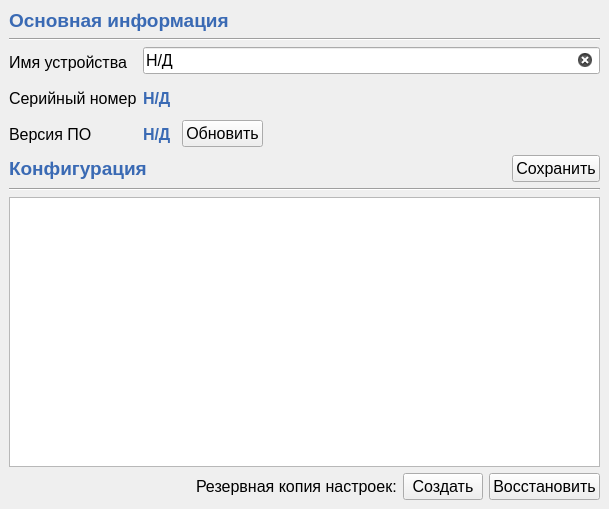
Above: src/SettingsView.ui from yuferovalex/MDM500M before the change. Below: the same form after it.
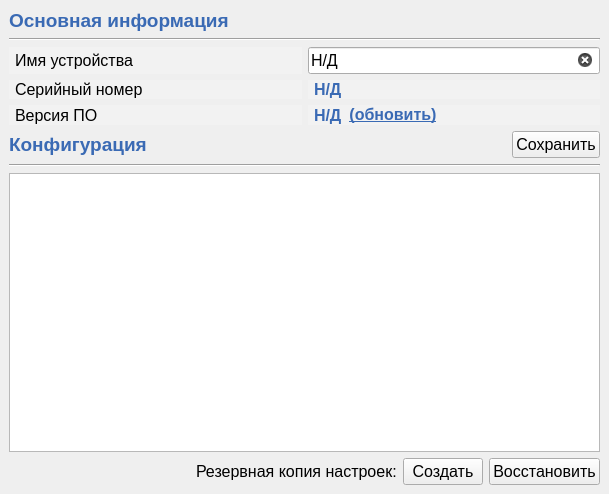
That is the form after the change.

```diff
--- a/src/SettingsView.ui
+++ b/src/SettingsView.ui
@@ -7,12 +7,45 @@
     <x>0</x>
     <y>0</y>
     <width>609</width>
-    <height>509</height>
+    <height>494</height>
    </rect>
   </property>
   <property name="windowTitle">
    <string>Form</string>
   </property>
+  <property name="styleSheet">
+   <string notr="true">.QLabel {
+	font-size: 12pt;
+}
+
+#serialNumber, #softwareVersion, #deviceMainHeader, #deviceConfigHeader {
+	font-weight: 900;
+	color: #3A6AB4;
+}
+
+#deviceMainHeader, #deviceConfigHeader {
+	font-size: 14pt;
+}
+
+#deviceSerialNumberLabel, #serialNumber {
+	background-color: #F2F2F2;
+}
+
+#deviceNameLabel, #deviceSoftwareVersionLabel, #softVerWrapper {
+	background-color: #F2F2F2; /*#E6E6E6;*/
+}
+
+#updateFirmwareBtn {
+	border: none;
+	background-color: transparent;
+	font-size: 12pt;
+	text-decoration: underline;
+	margin: 0;
+	padding: 0;
+	font-weight: 900;
+	color: #3A6AB4;
+}</string>
+  </property>
   <layout class="QVBoxLayout" name="verticalLayout_5">
    <property name="spacing">
     <number>0</number>
@@ -31,20 +64,6 @@
    </property>
    <item>
     <widget class="QStackedWidget" name="stackedWidget">
-     <property name="styleSheet">
-      <string notr="true">.QLabel {
-	font-size: 12pt;
-}
-
-#serialNumber, #softwareVersion, #deviceMainHeader, #deviceConfigHeader {
-	font-weight: 900;
-	color: #3A6AB4;
-}
-
-#deviceMainHeader, #deviceConfigHeader {
-	font-size: 14pt;
-}</string>
-     </property>
      <property name="currentIndex">
       <number>0</number>
      </property>
@@ -65,7 +84,7 @@
         </widget>
        </item>
        <item>
-        <layout class="QFormLayout" name="formLayout">
+        <layout class="QGridLayout" name="gridLayout">
          <item row="0" column="0">
           <widget class="QLabel" name="deviceNameLabel">
            <property name="sizePolicy">
@@ -74,19 +93,25 @@
              <verstretch>0</verstretch>
             </sizepolicy>
            </property>
-           <property name="minimumSize">
-            <size>
-             <width>0</width>
-             <height>30</height>
-            </size>
-           </property>
            <property name="text">
             <string>Имя устройства</string>
            </property>
+           <property name="indent">
+            <number>6</number>
+           </property>
+           <property name="buddy">
+            <cstring>name</cstring>
+           </property>
           </widget>
          </item>
          <item row="0" column="1">
           <widget class="QLineEdit" name="name">
+           <property name="sizePolicy">
+            <sizepolicy hsizetype="Expanding" vsizetype="Minimum">
+             <horstretch>0</horstretch>
+             <verstretch>0</verstretch>
+            </sizepolicy>
+           </property>
            <property name="font">
             <font>
              <pointsize>12</pointsize>
@@ -114,15 +139,12 @@
              <verstretch>0</verstretch>
             </sizepolicy>
            </property>
-           <property name="minimumSize">
-            <size>
-             <width>0</width>
-             <height>30</height>
-            </size>
-           </property>
            <property name="text">
             <string>Серийный номер</string>
            </property>
+           <property name="indent">
+            <number>6</number>
+           </property>
           </widget>
          </item>
          <item row="1" column="1">
@@ -136,6 +158,9 @@
            <property name="text">
             <string notr="true">Н/Д</string>
            </property>
+           <property name="indent">
+            <number>6</number>
+           </property>
           </widget>
          </item>
          <item row="2" column="0">
@@ -146,23 +171,17 @@
              <verstretch>0</verstretch>
             </sizepolicy>
            </property>
-           <property name="minimumSize">
-            <size>
-             <width>0</width>
-             <height>30</height>
-            </size>
-           </property>
            <property name="text">
             <string>Версия ПО</string>
            </property>
+           <property name="indent">
+            <number>6</number>
+           </property>
           </widget>
          </item>
          <item row="2" column="1">
           <widget class="QWidget" name="softVerWrapper" native="true">
            <layout class="QHBoxLayout" name="horizontalLayout">
-            <property name="spacing">
-             <number>10</number>
-            </property>
             <property name="leftMargin">
              <number>0</number>
             </property>
@@ -180,6 +199,12 @@
               <property name="text">
                <string notr="true">Н/Д</string>
               </property>
+              <property name="indent">
+               <number>6</number>
+              </property>
+              <property name="buddy">
+               <cstring>updateFirmwareBtn</cstring>
+              </property>
              </widget>
             </item>
             <item>
@@ -187,10 +212,13 @@
               <property name="font">
                <font>
                 <pointsize>12</pointsize>
+                <weight>99</weight>
+                <bold>true</bold>
+                <underline>true</underline>
                </font>
               </property>
               <property name="text">
-               <string>Обновить</string>
+               <string>(обновить)</string>
               </property>
              </widget>
             </item>
```
Left out of the diff: 2 changed lines with no effect on the pictures.
